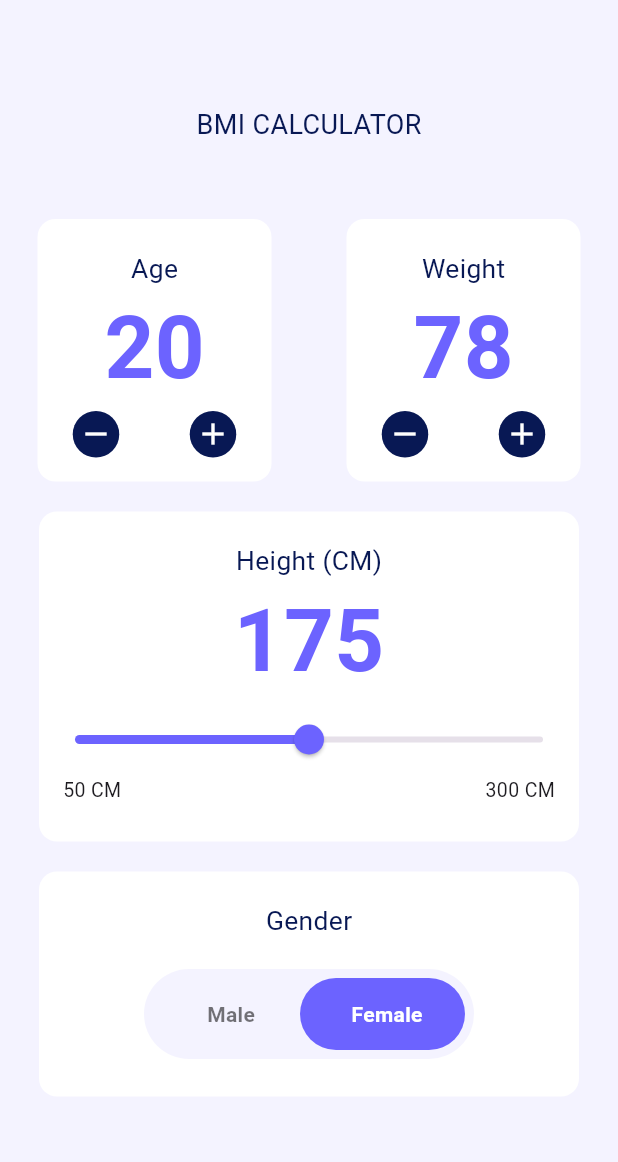
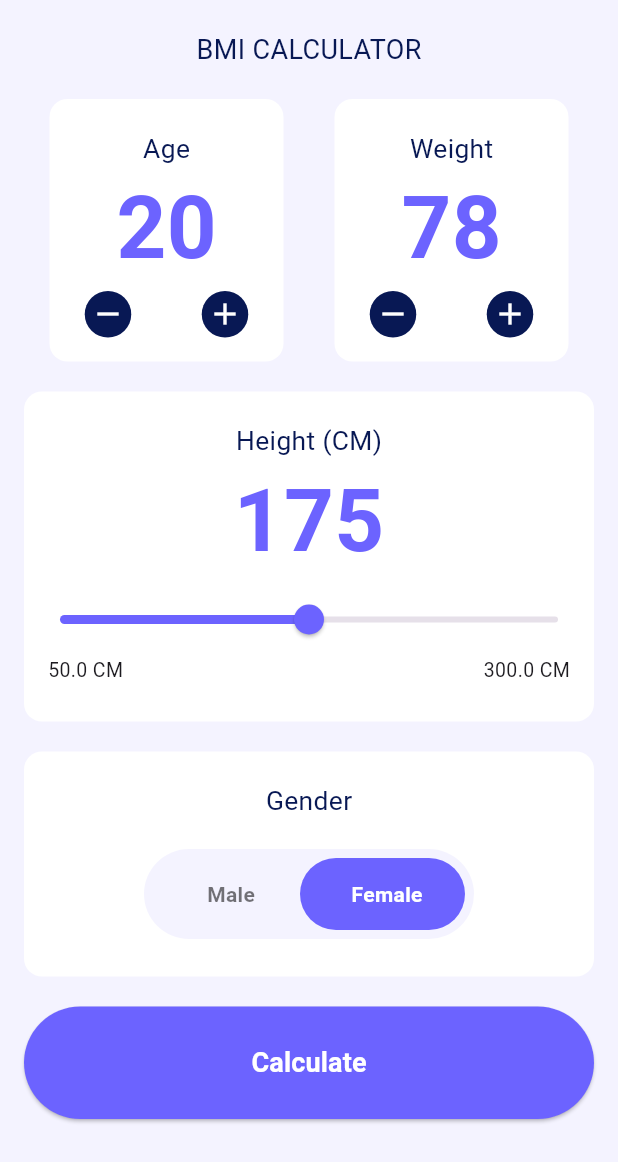
Before and after one commit to MohamedGamil13/DEPI-Tasks, a Flutter app: the screen it shows after launch, after a tap on the "remove" icon, after a tap on the "add" icon, after a tap on "Male", on a phone screen of 412 x 824 dp. Shown: the top 1162 px of the screen. Run offline on Flutter 3.47's test engine with Material 3 defaults, Android fonts, the phone set to English and light mode, and no system bars; our stand-ins replace bloc, carousel_slider, equatable, flutter_bloc.

Commit message:
Refactor BMI calculator: enhance state management with Equatable, add height constraints, and improve UI components

```diff
--- a/Task10/bmi_calculator/lib/constants.dart
+++ b/Task10/bmi_calculator/lib/constants.dart
@@ -4,4 +4,6 @@ abstract class AppContants {
   static const Color kpraimaryColor = Color(0xff6C63FF);
   static const Color kScaffoldColor = Color(0xffF4F3FF);
   static const Color kbuttonColor = Color(0xff081854);
+  static const double kMinHeight = 50;
+  static const double kMaxHeight = 300;
 }
--- a/Task10/bmi_calculator/lib/controller/bmi_cubit.dart
+++ b/Task10/bmi_calculator/lib/controller/bmi_cubit.dart
@@ -1,49 +1,56 @@
 import 'package:bloc/bloc.dart';
 import 'package:bmi_calculator/models/user_model.dart';
-import 'package:meta/meta.dart';
+import 'package:equatable/equatable.dart';
 
 part 'bmi_state.dart';
 
 class BmiCubit extends Cubit<BmiState> {
   BmiCubit()
     : super(
-        BmiState(
+        const BmiState(
           UserModel(gender: Gender.male, age: 20, weightKG: 78, heightCM: 175),
         ),
       );
+
   void addWeight() {
-    state.userModel.weightKG++;
-
-    emit(BmiState(state.userModel));
+    emit(
+      BmiState(
+        state.userModel.copyWith(weightKG: state.userModel.weightKG + 1),
+      ),
+    );
   }
 
   void subWeight() {
-    state.userModel.weightKG--;
-    emit(BmiState(state.userModel));
+    emit(
+      BmiState(
+        state.userModel.copyWith(weightKG: state.userModel.weightKG - 1),
+      ),
+    );
   }
 
   void addAge() {
-    state.userModel.age++;
-    emit(BmiState(state.userModel));
+    emit(BmiState(state.userModel.copyWith(age: state.userModel.age + 1)));
   }
 
   void subAge() {
-    state.userModel.age--;
-    emit(BmiState(state.userModel));
+    emit(BmiState(state.userModel.copyWith(age: state.userModel.age - 1)));
   }
 
   void setHeight(double value) {
-    state.userModel.heightCM = value;
-    emit(BmiState(state.userModel));
+    emit(BmiState(state.userModel.copyWith(heightCM: value)));
   }
 
   void toggleGender() {
-    switch (state.userModel.gender) {
-      case Gender.male:
-        state.userModel.gender = Gender.female;
-      case Gender.female:
-        state.userModel.gender = Gender.male;
-    }
-    emit(BmiState(state.userModel));
+    final newGender = state.userModel.gender == Gender.male
+        ? Gender.female
+        : Gender.male;
+    emit(BmiState(state.userModel.copyWith(gender: newGender)));
+  }
+
+  void calculateBMI() {
+    final bmi =
+        state.userModel.heightCM /
+        (state.userModel.weightKG * state.userModel.weightKG);
+    emit(BmiState(state.userModel.copyWith(bmi: bmi)));
   }
 }
--- a/Task10/bmi_calculator/lib/controller/bmi_state.dart
+++ b/Task10/bmi_calculator/lib/controller/bmi_state.dart
@@ -1,7 +1,10 @@
 part of 'bmi_cubit.dart';
 
-@immutable
-class BmiState {
+class BmiState extends Equatable {
   final UserModel userModel;
+
   const BmiState(this.userModel);
+
+  @override
+  List<Object?> get props => [userModel];
 }
--- a/Task10/bmi_calculator/lib/models/user_model.dart
+++ b/Task10/bmi_calculator/lib/models/user_model.dart
@@ -1,38 +1,42 @@
-class UserModel {
-  Gender gender;
-  int age;
-  int weightKG;
-  double heightCM;
-  final double bmi;
+import 'package:equatable/equatable.dart';
 
-  UserModel({
+class UserModel extends Equatable {
+  final Gender gender;
+  final int age;
+  final int weightKG;
+  final double heightCM;
+  final double? bmi;
+
+  const UserModel({
     required this.gender,
     required this.age,
     required this.weightKG,
     required this.heightCM,
-  }) : bmi = weightKG / (heightCM * heightCM);
+    this.bmi,
+  });
+
+  UserModel copyWith({
+    Gender? gender,
+    int? age,
+    int? weightKG,
+    double? heightCM,
+    double? bmi,
+  }) {
+    return UserModel(
+      gender: gender ?? this.gender,
+      age: age ?? this.age,
+      weightKG: weightKG ?? this.weightKG,
+      heightCM: heightCM ?? this.heightCM,
+      bmi: bmi ?? this.bmi,
+    );
+  }
+
+  @override
+  List<Object?> get props => [gender, age, weightKG, heightCM, bmi];
 }
 
 enum Gender { male, female }
 
-extension on Gender {
-  String get displayName {
-    switch (this) {
-      case Gender.male:
-        return 'Male';
-      case Gender.female:
-        return 'Female';
-    }
-  }
+extension GenderDisplay on Gender {
+  String get displayName => this == Gender.male ? 'Male' : 'Female';
 }
-
-extension on Gender {
-  bool get genderToggle {
-    switch (this) {
-      case Gender.male:
-        return true;
-      case Gender.female:
-        return false;
-    }
-  }
-}
--- a/Task10/bmi_calculator/lib/views/bmi_calc_screen.dart
+++ b/Task10/bmi_calculator/lib/views/bmi_calc_screen.dart
@@ -1,33 +1,54 @@
 import 'package:bmi_calculator/constants.dart';
+import 'package:bmi_calculator/controller/bmi_cubit.dart';
+import 'package:bmi_calculator/views/bmi_result_screen.dart';
 import 'package:bmi_calculator/views/widgets/age_height_row.dart';
+import 'package:bmi_calculator/views/widgets/custom_button.dart';
 import 'package:bmi_calculator/views/widgets/gender_widget.dart';
 import 'package:bmi_calculator/views/widgets/height_widget.dart';
 import 'package:flutter/material.dart';
+import 'package:flutter_bloc/flutter_bloc.dart';
 
 class BmiCalcScreen extends StatelessWidget {
   const BmiCalcScreen({super.key});
 
+  void _onCalculate(BuildContext context) {
+    context.read<BmiCubit>().calculateBMI();
+    Navigator.push(
+      context,
+      MaterialPageRoute(builder: (context) => const BmiResultScreen()),
+    );
+  }
+
   @override
   Widget build(BuildContext context) {
-    return const Scaffold(
+    return Scaffold(
       backgroundColor: AppContants.kScaffoldColor,
-      body: Column(
-        spacing: 20,
+      body: SafeArea(
+        child: SingleChildScrollView(
+          padding: const EdgeInsets.symmetric(horizontal: 16),
+          child: Column(
             children: [
-          SizedBox(height: 50),
-          Text(
+              const SizedBox(height: 20),
+              const Text(
                 'BMI CALCULATOR',
                 style: TextStyle(
-              fontWeight: .w400,
+                  fontWeight: FontWeight.w400,
                   fontSize: 18,
                   color: AppContants.kbuttonColor,
                 ),
               ),
-          SizedBox(height: 10),
-          AgeWeightRow(),
-          HeightWidget(height: 174),
-          GenderWidget(),
+              const SizedBox(height: 20),
+              const AgeWeightRow(),
+              const SizedBox(height: 20),
+              const HeightWidget(),
+              const SizedBox(height: 20),
+              const GenderWidget(),
+              const SizedBox(height: 20),
+              CustomButton(onPressed: () => _onCalculate(context)),
+              const SizedBox(height: 20),
             ],
+          ),
+        ),
       ),
     );
   }
--- a/Task10/bmi_calculator/lib/views/bmi_result_screen.dart
+++ b/Task10/bmi_calculator/lib/views/bmi_result_screen.dart
@@ -1,4 +1,5 @@
 import 'package:bmi_calculator/constants.dart';
+import 'package:bmi_calculator/views/widgets/bmi_result_screen_body.dart';
 import 'package:flutter/material.dart';
 
 class BmiResultScreen extends StatelessWidget {
@@ -6,6 +7,9 @@ class BmiResultScreen extends StatelessWidget {
 
   @override
   Widget build(BuildContext context) {
-    return const Scaffold(backgroundColor: AppContants.kScaffoldColor);
+    return const Scaffold(
+      backgroundColor: AppContants.kScaffoldColor,
+      body: BmiResultScreenBody(),
+    );
   }
 }
--- a/Task10/bmi_calculator/lib/views/widgets/adder_widget.dart
+++ b/Task10/bmi_calculator/lib/views/widgets/adder_widget.dart
@@ -5,8 +5,22 @@ import 'package:flutter_bloc/flutter_bloc.dart';
 
 class AdderWidget extends StatelessWidget {
   const AdderWidget({super.key, required this.title, required this.isAge});
+
   final String title;
   final bool isAge;
+
+  void _onAdd(BuildContext context) {
+    isAge
+        ? context.read<BmiCubit>().addAge()
+        : context.read<BmiCubit>().addWeight();
+  }
+
+  void _onSub(BuildContext context) {
+    isAge
+        ? context.read<BmiCubit>().subAge()
+        : context.read<BmiCubit>().subWeight();
+  }
+
   @override
   Widget build(BuildContext context) {
     return Container(
@@ -19,26 +33,25 @@ class AdderWidget extends StatelessWidget {
       child: Column(
         children: [
           const SizedBox(height: 20),
-          BlocBuilder<BmiCubit, BmiState>(
-            builder: (context, state) {
-              return Text(
-                title,
-                style: const TextStyle(
-                  fontWeight: .w400,
-                  fontSize: 17.6,
-                  color: AppContants.kbuttonColor,
-                ),
-              );
-            },
+          Text(
+            title,
+            style: const TextStyle(
+              fontWeight: FontWeight.w400,
+              fontSize: 17.6,
+              color: AppContants.kbuttonColor,
+            ),
           ),
           BlocBuilder<BmiCubit, BmiState>(
+            buildWhen: (previous, current) => isAge
+                ? previous.userModel.age != current.userModel.age
+                : previous.userModel.weightKG != current.userModel.weightKG,
             builder: (context, state) {
               return Text(
                 isAge
                     ? state.userModel.age.toString()
                     : state.userModel.weightKG.toString(),
                 style: const TextStyle(
-                  fontWeight: .w700,
+                  fontWeight: FontWeight.w700,
                   fontSize: 58,
                   color: AppContants.kpraimaryColor,
                 ),
@@ -49,40 +62,13 @@ class AdderWidget extends StatelessWidget {
             child: Padding(
               padding: const EdgeInsets.only(bottom: 16.0),
               child: Row(
-                mainAxisAlignment: .spaceAround,
+                mainAxisAlignment: MainAxisAlignment.spaceAround,
                 children: [
-                  GestureDetector(
-                    onTap: () {
-                      isAge
-                          ? context.read<BmiCubit>().subAge()
-                          : context.read<BmiCubit>().subWeight();
-                    },
-                    child: Container(
-                      height: 34,
-                      width: 34,
-                      decoration: const BoxDecoration(
-                        color: AppContants.kbuttonColor,
-                        shape: .circle,
-                      ),
-                      child: const Icon(Icons.remove, color: Colors.white),
-                    ),
+                  _AdderButton(
+                    icon: Icons.remove,
+                    onTap: () => _onSub(context),
                   ),
-                  GestureDetector(
-                    onTap: () {
-                      isAge
-                          ? context.read<BmiCubit>().addAge()
-                          : context.read<BmiCubit>().addWeight();
-                    },
-                    child: Container(
-                      height: 34,
-                      width: 34,
-                      decoration: const BoxDecoration(
-                        color: AppContants.kbuttonColor,
-                        shape: .circle,
-                      ),
-                      child: const Icon(Icons.add, color: Colors.white),
-                    ),
-                  ),
+                  _AdderButton(icon: Icons.add, onTap: () => _onAdd(context)),
                 ],
               ),
             ),
@@ -93,11 +79,25 @@ class AdderWidget extends StatelessWidget {
   }
 }
 
-// font-family: Inter;
-// font-weight: 700;
-// font-style: Bold;
-// font-size: 57.39px;
-// leading-trim: NONE;
-// line-height: 100%;
-// letter-spacing: 0%;
-// text-align: center;
+class _AdderButton extends StatelessWidget {
+  const _AdderButton({required this.icon, required this.onTap});
+
+  final IconData icon;
+  final VoidCallback onTap;
+
+  @override
+  Widget build(BuildContext context) {
+    return GestureDetector(
+      onTap: onTap,
+      child: Container(
+        height: 34,
+        width: 34,
+        decoration: const BoxDecoration(
+          color: AppContants.kbuttonColor,
+          shape: BoxShape.circle,
+        ),
+        child: Icon(icon, color: Colors.white),
+      ),
+    );
+  }
+}
--- /dev/null
+++ b/Task10/bmi_calculator/lib/views/widgets/bmi_result_screen_body.dart
@@ -0,0 +1,60 @@
+import 'package:bmi_calculator/constants.dart';
+import 'package:bmi_calculator/controller/bmi_cubit.dart';
+import 'package:flutter/material.dart';
+import 'package:flutter_bloc/flutter_bloc.dart';
+
+class BmiResultScreenBody extends StatelessWidget {
+  const BmiResultScreenBody({super.key});
+
+  @override
+  Widget build(BuildContext context) {
+    return Column(
+      crossAxisAlignment: CrossAxisAlignment.center,
+      children: [
+        const SizedBox(height: 50),
+        const Text(
+          'Body Mass Index',
+          style: TextStyle(
+            fontWeight: FontWeight.w400,
+            fontSize: 28,
+            color: AppContants.kbuttonColor,
+          ),
+        ),
+        Container(
+          height: 420,
+          width: 360,
+          decoration: BoxDecoration(
+            color: Colors.white,
+            borderRadius: BorderRadius.circular(12),
+          ),
+          child: Column(
+            children: [
+              const Text(
+                'BMI Results',
+                style: TextStyle(
+                  fontWeight: FontWeight.w400,
+                  fontSize: 32,
+                  color: AppContants.kbuttonColor,
+                ),
+              ),
+              BlocBuilder<BmiCubit, BmiState>(
+                buildWhen: (previous, current) =>
+                    previous.userModel.bmi != current.userModel.bmi,
+                builder: (context, state) {
+                  return Text(
+                    state.userModel.bmi?.toStringAsFixed(2) ?? '0.00',
+                    style: const TextStyle(
+                      fontWeight: FontWeight.w700,
+                      fontSize: 58,
+                      color: AppContants.kpraimaryColor,
+                    ),
+                  );
+                },
+              ),
+            ],
+          ),
+        ),
+      ],
+    );
+  }
+}
--- /dev/null
+++ b/Task10/bmi_calculator/lib/views/widgets/custom_button.dart
@@ -0,0 +1,27 @@
+import 'package:bmi_calculator/constants.dart';
+import 'package:flutter/material.dart';
+
+class CustomButton extends StatelessWidget {
+  const CustomButton({super.key, required this.onPressed});
+
+  final VoidCallback? onPressed;
+
+  @override
+  Widget build(BuildContext context) {
+    return SizedBox(
+      height: 75,
+      width: double.infinity,
+      child: ElevatedButton(
+        onPressed: onPressed,
+        style: ElevatedButton.styleFrom(
+          backgroundColor: AppContants.kpraimaryColor,
+          foregroundColor: Colors.white,
+        ),
+        child: const Text(
+          'Calculate',
+          style: TextStyle(fontSize: 18, fontWeight: FontWeight.w600),
+        ),
+      ),
+    );
+  }
+}
--- a/Task10/bmi_calculator/lib/views/widgets/custom_slider.dart
+++ b/Task10/bmi_calculator/lib/views/widgets/custom_slider.dart
@@ -8,27 +8,27 @@ class CustomSlider extends StatelessWidget {
 
   @override
   Widget build(BuildContext context) {
-    return BlocBuilder<BmiCubit, BmiState>(
-      builder: (context, state) {
-        final height = state.userModel.heightCM;
+    return SliderTheme(
+      data: SliderTheme.of(
+        context,
+      ).copyWith(showValueIndicator: ShowValueIndicator.onDrag),
+      child: BlocBuilder<BmiCubit, BmiState>(
+        buildWhen: (previous, current) =>
+            previous.userModel.heightCM != current.userModel.heightCM,
+        builder: (context, state) {
+          final height = state.userModel.heightCM;
 
-        return SliderTheme(
-          data: SliderTheme.of(
-            context,
-          ).copyWith(showValueIndicator: ShowValueIndicator.onDrag),
-          child: Slider(
+          return Slider(
             value: height,
-            onChanged: (val) {
-              context.read<BmiCubit>().setHeight(val);
-            },
+            onChanged: (val) => context.read<BmiCubit>().setHeight(val),
             min: 50,
             max: 300,
             divisions: 250,
             label: height.round().toString(),
             activeColor: AppContants.kpraimaryColor,
-          ),
-        );
-      },
+          );
+        },
+      ),
     );
   }
 }
--- a/Task10/bmi_calculator/lib/views/widgets/gender_toggle.dart
+++ b/Task10/bmi_calculator/lib/views/widgets/gender_toggle.dart
@@ -9,12 +9,8 @@ class GenderToggle extends StatelessWidget {
 
   @override
   Widget build(BuildContext context) {
-    return BlocBuilder<BmiCubit, BmiState>(
-      builder: (context, state) {
     return GestureDetector(
-          onTap: () {
-            context.read<BmiCubit>().toggleGender();
-          },
+      onTap: () => context.read<BmiCubit>().toggleGender(),
       child: Container(
         width: 220,
         height: 60,
@@ -23,12 +19,18 @@ class GenderToggle extends StatelessWidget {
           color: const Color(0xffF4F3FF),
           borderRadius: BorderRadius.circular(40),
         ),
-            child: Stack(
+        child: BlocBuilder<BmiCubit, BmiState>(
+          buildWhen: (previous, current) =>
+              previous.userModel.gender != current.userModel.gender,
+          builder: (context, state) {
+            final isMale = state.userModel.gender == Gender.male;
+
+            return Stack(
               children: [
                 AnimatedAlign(
                   duration: const Duration(milliseconds: 300),
                   curve: Curves.easeInOut,
-                  alignment: state.userModel.gender == Gender.male
+                  alignment: isMale
                       ? Alignment.centerLeft
                       : Alignment.centerRight,
                   child: AnimatedContainer(
@@ -41,40 +43,46 @@ class GenderToggle extends StatelessWidget {
                     ),
                   ),
                 ),
-
-                /// Texts
                 Row(
                   mainAxisAlignment: MainAxisAlignment.spaceBetween,
                   children: [
-                    Expanded(
-                      child: Center(
-                        child: Text(
-                          "Male",
-                          style: TextStyle(
-                            fontWeight: FontWeight.bold,
-                            color: state.userModel.gender == Gender.male ? Colors.white : Colors.black54,
+                    _GenderLabel(
+                      title: Gender.male.displayName,
+                      isSelected: isMale,
                     ),
-                        ),
-                      ),
-                    ),
-                    Expanded(
-                      child: Center(
-                        child: Text(
-                          "Female",
-                          style: TextStyle(
-                            fontWeight: FontWeight.bold,
-                            color: state.userModel.gender == Gender.female ? Colors.white : Colors.black54,
-                          ),
-                        ),
-                      ),
+                    _GenderLabel(
+                      title: Gender.female.displayName,
+                      isSelected: !isMale,
                     ),
                   ],
                 ),
               ],
+            );
+          },
         ),
       ),
     );
-      },
+  }
+}
+
+class _GenderLabel extends StatelessWidget {
+  const _GenderLabel({required this.title, required this.isSelected});
+
+  final String title;
+  final bool isSelected;
+
+  @override
+  Widget build(BuildContext context) {
+    return Expanded(
+      child: Center(
+        child: Text(
+          title,
+          style: TextStyle(
+            fontWeight: FontWeight.bold,
+            color: isSelected ? Colors.white : Colors.black54,
+          ),
+        ),
+      ),
     );
   }
 }
--- a/Task10/bmi_calculator/lib/views/widgets/gender_widget.dart
+++ b/Task10/bmi_calculator/lib/views/widgets/gender_widget.dart
@@ -9,7 +9,7 @@ class GenderWidget extends StatelessWidget {
   Widget build(BuildContext context) {
     return Container(
       height: 150,
-      width: 360,
+      width: double.infinity,
       decoration: BoxDecoration(
         color: Colors.white,
         borderRadius: BorderRadius.circular(12),
@@ -20,7 +20,7 @@ class GenderWidget extends StatelessWidget {
           Text(
             'Gender',
             style: TextStyle(
-              fontWeight: .w400,
+              fontWeight: FontWeight.w400,
               fontSize: 17.6,
               color: AppContants.kbuttonColor,
             ),
--- a/Task10/bmi_calculator/lib/views/widgets/height_widget.dart
+++ b/Task10/bmi_calculator/lib/views/widgets/height_widget.dart
@@ -5,16 +5,13 @@ import 'package:flutter/material.dart';
 import 'package:flutter_bloc/flutter_bloc.dart';
 
 class HeightWidget extends StatelessWidget {
-  const HeightWidget({super.key, required this.height});
-  final int height;
+  const HeightWidget({super.key});
 
   @override
   Widget build(BuildContext context) {
-    return Padding(
-      padding: const EdgeInsets.symmetric(horizontal: 16.0),
-      child: Container(
+    return Container(
       height: 220,
-        width: 360,
+      width: double.infinity,
       decoration: BoxDecoration(
         color: Colors.white,
         borderRadius: BorderRadius.circular(12),
@@ -25,17 +22,19 @@ class HeightWidget extends StatelessWidget {
           const Text(
             'Height (CM)',
             style: TextStyle(
-                fontWeight: .w400,
+              fontWeight: FontWeight.w400,
               fontSize: 17.6,
               color: AppContants.kbuttonColor,
             ),
           ),
           BlocBuilder<BmiCubit, BmiState>(
+            buildWhen: (previous, current) =>
+                previous.userModel.heightCM != current.userModel.heightCM,
             builder: (context, state) {
               return Text(
                 state.userModel.heightCM.round().toString(),
                 style: const TextStyle(
-                    fontWeight: .w700,
+                  fontWeight: FontWeight.w700,
                   fontSize: 58,
                   color: AppContants.kpraimaryColor,
                 ),
@@ -46,22 +45,21 @@ class HeightWidget extends StatelessWidget {
           const Padding(
             padding: EdgeInsets.symmetric(horizontal: 16.0),
             child: Row(
-                mainAxisAlignment: .spaceBetween,
+              mainAxisAlignment: MainAxisAlignment.spaceBetween,
               children: [
                 Text(
-                    '50 CM',
-                    style: TextStyle(fontSize: 13, fontWeight: .w400),
+                  '${AppContants.kMinHeight} CM',
+                  style: TextStyle(fontSize: 13, fontWeight: FontWeight.w400),
                 ),
                 Text(
-                    '300 CM',
-                    style: TextStyle(fontSize: 13, fontWeight: .w400),
+                  '${AppContants.kMaxHeight} CM',
+                  style: TextStyle(fontSize: 13, fontWeight: FontWeight.w400),
                 ),
               ],
             ),
           ),
         ],
       ),
-      ),
     );
   }
 }
--- a/Task10/bmi_calculator/pubspec.yaml
+++ b/Task10/bmi_calculator/pubspec.yaml
@@ -36,6 +36,7 @@ dependencies:
   cupertino_icons: ^1.0.8
   bloc: ^9.2.0
   flutter_bloc: ^9.1.1
+  equatable: ^2.0.8
 
 dev_dependencies:
   flutter_test:
```
Also changed, not shown: Task10/bmi_calculator/pubspec.lock. Lines whose indentation alone changed are shown as unchanged.
